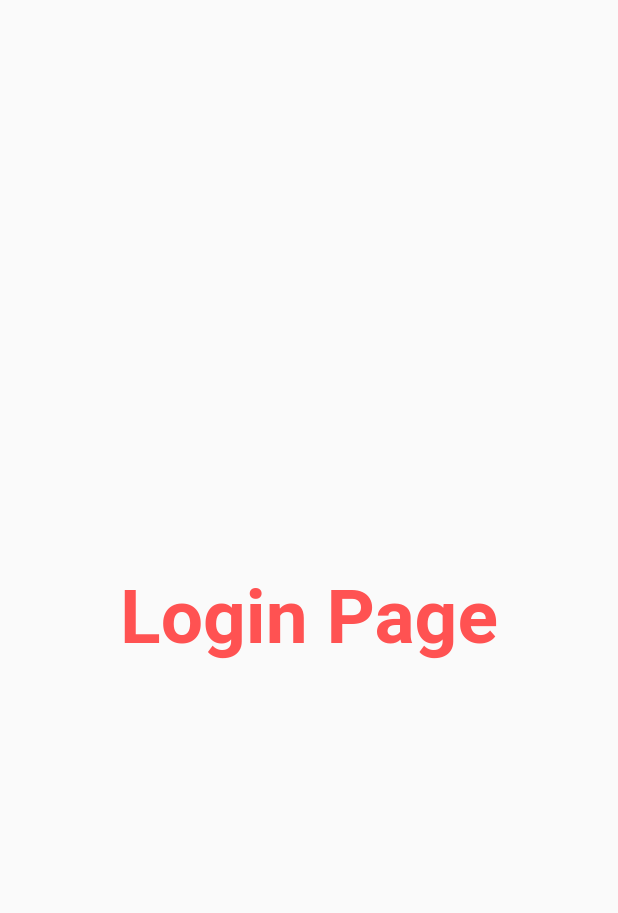
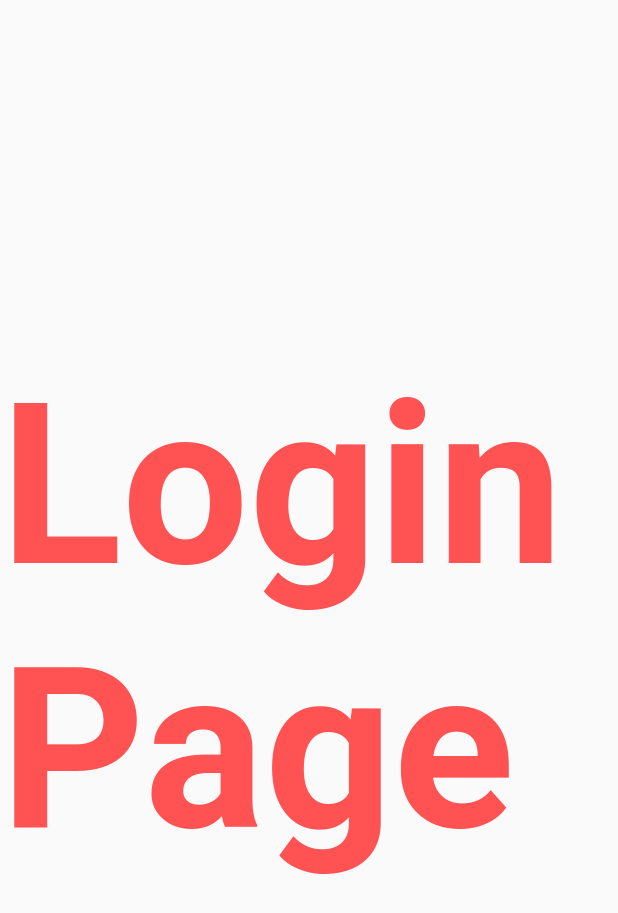
Before and after one commit to Masooma-khan/30daysofFlutter, a Flutter app: the screen it shows after launch, on a phone screen of 412 x 824 dp. Shown: the top 913 px of the screen. Run offline on Flutter 3.47's test engine with Material 2 defaults, Android fonts, the phone set to English and light mode, and no system bars.

Commit message:
Day 3 completed

```diff
--- a/lib/pages/login_page.dart
+++ b/lib/pages/login_page.dart
@@ -8,7 +8,7 @@ class LoginPage extends StatelessWidget {
       child: Text(
         "Login Page",
       style: TextStyle(
-        fontSize: 10,
+        fontSize: 30,
          color: Colors.redAccent,
          fontWeight: FontWeight.bold,
        ),
```
